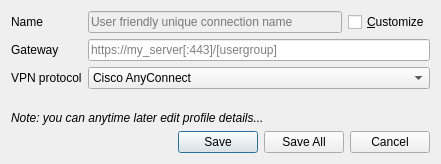
Above: src/dialog/NewProfileDialog.ui from openconnect/openconnect-gui before the change. Below: the same form after it.
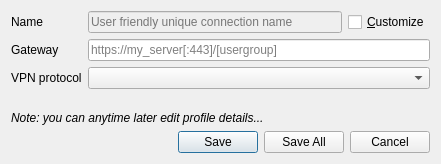
That is the form after the change.

Commit message: Don't hardcode vpn protocol list in UI forms

```diff
--- a/src/dialog/NewProfileDialog.ui
+++ b/src/dialog/NewProfileDialog.ui
@@ -94,16 +94,6 @@
          <verstretch>0</verstretch>
         </sizepolicy>
        </property>
-       <item>
-        <property name="text">
-         <string>Cisco AnyConnect</string>
-        </property>
-       </item>
-       <item>
-        <property name="text">
-         <string>Juniper Network Connect</string>
-        </property>
-       </item>
       </widget>
      </item>
     </layout>
```
The commit also changes 1 other file.
